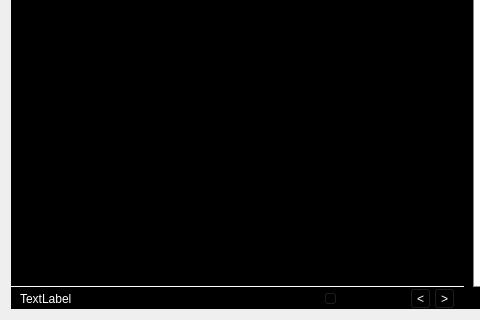
Above: trunk/src/edr/src/plugins/dicom/ui/layeredImageVisualizer.ui from mk4me/hm-mde-one before the change; both pictures show x 0 to 480 and y 326 to 646 of the 907 by 646 pixel window. Below: the same form after it.
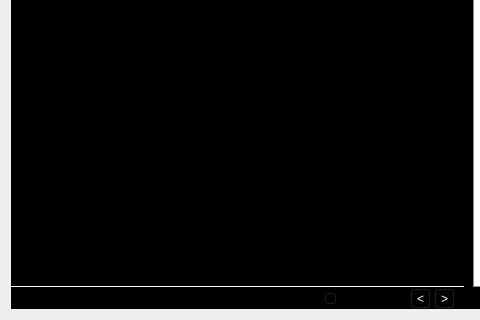
That is the form after the change. Icons and pictures are not drawn.

```diff
--- a/trunk/src/edr/src/plugins/dicom/ui/layeredImageVisualizer.ui
+++ b/trunk/src/edr/src/plugins/dicom/ui/layeredImageVisualizer.ui
@@ -7,7 +7,7 @@
     <x>0</x>
     <y>0</y>
     <width>907</width>
-    <height>447</height>
+    <height>634</height>
    </rect>
   </property>
   <property name="windowTitle">
@@ -78,7 +78,7 @@
               <string notr="true">color:white</string>
              </property>
              <property name="text">
-              <string>TextLabel</string>
+              <string/>
              </property>
             </widget>
            </item>
```
Left out of the diff: 12 changed lines with no effect on the pictures.
